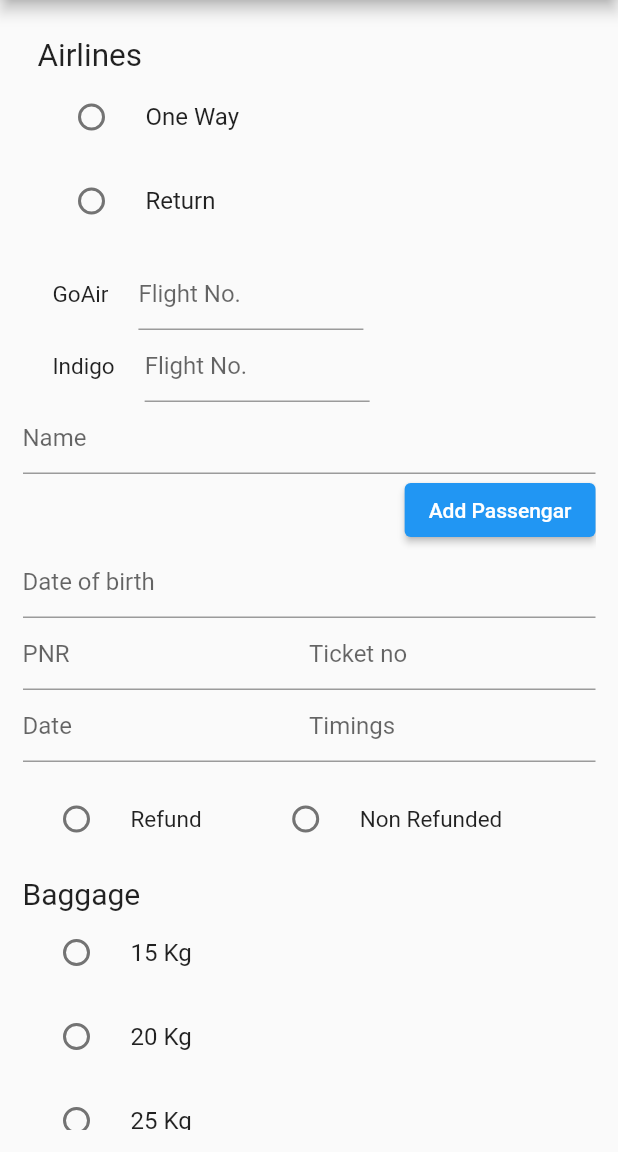
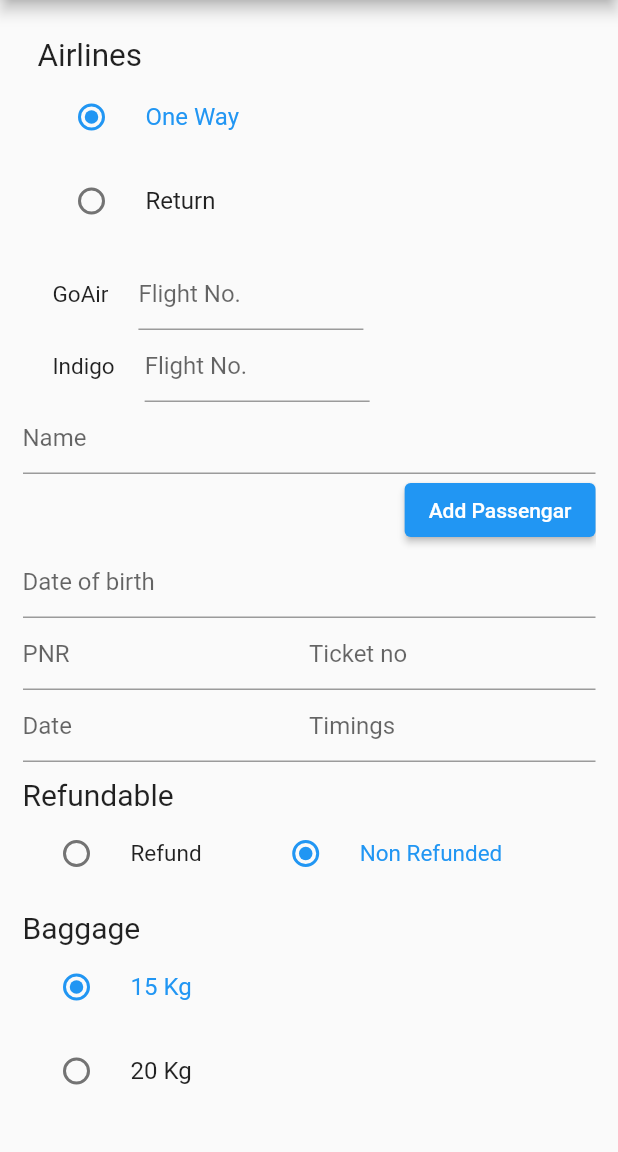
Before and after one commit to Drabu/e_ticket, a Flutter app: the screen it shows after launch, on a phone screen of 412 x 824 dp, the part 84-1236 px from its top. Run offline on Flutter 3.47's test engine with Material 2 defaults, Android fonts, the phone set to English and light mode, and no system bars.

Commit message:
feat: :sparkles: adde validator to first section

```diff
--- a/lib/main.dart
+++ b/lib/main.dart
@@ -56,7 +56,7 @@ class _MyHomePageState extends State<MyHomePage> {
           child: Column(
             children: [
               AirLines(
-                _airlineKey,
+                key: _airlineKey,
               ),
               AirLineType(
                 key: _airlineTypeKey,
@@ -81,6 +81,7 @@ class _MyHomePageState extends State<MyHomePage> {
                       onPressed: () {
                         print(_bookingDetailsKey.currentState!.validate.toString());
                         print(_ticketHolderKey.currentState!.validate.toString());
+                        print(_airlineTypeKey.currentState!.validate.toString());
                       },
                       child: Text('Submit'),
                     ),
--- a/lib/sections/airline_type.dart
+++ b/lib/sections/airline_type.dart
@@ -1,8 +1,14 @@
+import 'package:flutter/material.dart';
+
 import 'package:dope_ticket/commons/default_validator.dart';
-import 'package:flutter/material.dart';
 
 class AirLineType extends StatefulWidget {
   AirLineType({required GlobalKey key}) : super(key: key);
+
+  final _goAirController = TextEditingController();
+  final _indoGoController = TextEditingController();
+
+  final _formKey = GlobalKey<FormState>();
 
   @override
   AirLineTypeState createState() => AirLineTypeState();
@@ -11,7 +17,9 @@ class AirLineType extends StatefulWidget {
 class AirLineTypeState extends State<AirLineType> {
   @override
   Widget build(BuildContext context) {
-    return Column(
+    return Form(
+      key: widget._formKey,
+      child: Column(
         children: [
           Row(
             children: [
@@ -30,6 +38,7 @@ class AirLineTypeState extends State<AirLineType> {
               Container(
                 width: 150,
                 child: TextFormField(
+                  controller: widget._goAirController,
                   validator: defaultValidator,
                   decoration: InputDecoration(
                     hintText: 'Flight No.',
@@ -55,6 +64,7 @@ class AirLineTypeState extends State<AirLineType> {
               Container(
                 width: 150,
                 child: TextFormField(
+                  controller: widget._indoGoController,
                   validator: defaultValidator,
                   decoration: InputDecoration(
                     hintText: 'Flight No.',
@@ -64,6 +74,22 @@ class AirLineTypeState extends State<AirLineType> {
             ],
           ),
         ],
+      ),
     );
   }
+
+  AirLineTypeHolder? get validate => (widget._formKey.currentState?.validate() ?? false)
+      ? AirLineTypeHolder(
+          goAirFlightNumber: widget._goAirController.text,
+          indigoFlightNumber: widget._indoGoController.text)
+      : null;
 }
+
+class AirLineTypeHolder {
+  String goAirFlightNumber;
+  String indigoFlightNumber;
+  AirLineTypeHolder({
+    required this.goAirFlightNumber,
+    required this.indigoFlightNumber,
+  });
+}
--- a/lib/sections/airlines.dart
+++ b/lib/sections/airlines.dart
@@ -1,14 +1,14 @@
 import 'package:flutter/material.dart';
 
 class AirLines extends StatefulWidget {
-  const AirLines(GlobalKey key) : super(key: key);
+  const AirLines({required GlobalKey key}) : super(key: key);
 
   @override
   AirLinesState createState() => AirLinesState();
 }
 
 class AirLinesState extends State<AirLines> {
-  int _value = 0;
+  String _value = 'One Way';
 
   @override
   Widget build(BuildContext context) {
@@ -24,9 +24,10 @@ class AirLinesState extends State<AirLines> {
               fontSize: 21,
             ),
           ),
-          RadioListTile<int>(
+          RadioListTile<String>(
+            selected: true,
             title: const Text('One Way'),
-            value: 1,
+            value: 'One Way',
             groupValue: _value,
             onChanged: (val) {
               setState(() {
@@ -34,9 +35,9 @@ class AirLinesState extends State<AirLines> {
               });
             },
           ),
-          RadioListTile<int>(
+          RadioListTile<String>(
             title: const Text('Return'),
-            value: 2,
+            value: 'Return',
             groupValue: _value,
             onChanged: (val) {
               setState(() {
--- a/lib/sections/baggage.dart
+++ b/lib/sections/baggage.dart
@@ -8,7 +8,7 @@ class Baggage extends StatefulWidget {
 }
 
 class BaggageState extends State<Baggage> {
-  int _value = 0;
+  int _value = 15;
 
   @override
   Widget build(BuildContext context) {
@@ -25,8 +25,9 @@ class BaggageState extends State<Baggage> {
           ),
         ),
         RadioListTile<int>(
+          selected: true,
           title: const Text('15 Kg'),
-          value: 1,
+          value: 15,
           groupValue: _value,
           onChanged: (val) {
             setState(() {
@@ -36,7 +37,7 @@ class BaggageState extends State<Baggage> {
         ),
         RadioListTile<int>(
           title: const Text('20 Kg'),
-          value: 2,
+          value: 20,
           groupValue: _value,
           onChanged: (val) {
             setState(() {
@@ -46,7 +47,7 @@ class BaggageState extends State<Baggage> {
         ),
         RadioListTile<int>(
           title: const Text('25 Kg'),
-          value: 3,
+          value: 25,
           groupValue: _value,
           onChanged: (val) {
             setState(() {
@@ -56,7 +57,7 @@ class BaggageState extends State<Baggage> {
         ),
         RadioListTile<int>(
           title: const Text('30 Kg'),
-          value: 4,
+          value: 30,
           groupValue: _value,
           onChanged: (val) {
             setState(() {
--- a/lib/sections/refundable.dart
+++ b/lib/sections/refundable.dart
@@ -8,7 +8,7 @@ class Refundable extends StatefulWidget {
 }
 
 class RefundableState extends State<Refundable> {
-  int _value = 0;
+  String _value = 'Non Refunded';
 
   @override
   Widget build(BuildContext context) {
@@ -17,18 +17,29 @@ class RefundableState extends State<Refundable> {
         top: 10,
         bottom: 10,
       ),
-      child: Row(
+      child: Column(
+        children: [
+          Container(
+            alignment: Alignment.topLeft,
+            child: Text(
+              'Refundable',
+              style: TextStyle(
+                fontSize: 20,
+              ),
+            ),
+          ),
+          Row(
             children: <Widget>[
               Flexible(
                 flex: 2,
-            child: RadioListTile<int>(
+                child: RadioListTile<String>(
                   title: const Text(
                     'Refund',
                     style: TextStyle(
                       fontSize: 15,
                     ),
                   ),
-              value: 1,
+                  value: 'Refund',
                   groupValue: _value,
                   onChanged: (val) {
                     setState(() {
@@ -39,14 +50,15 @@ class RefundableState extends State<Refundable> {
               ),
               Flexible(
                 flex: 3,
-            child: RadioListTile<int>(
+                child: RadioListTile<String>(
+                  selected: true,
                   title: const Text(
                     'Non Refunded',
                     style: TextStyle(
                       fontSize: 15,
                     ),
                   ),
-              value: 2,
+                  value: 'Non Refunded',
                   groupValue: _value,
                   onChanged: (val) {
                     setState(() {
@@ -57,6 +69,8 @@ class RefundableState extends State<Refundable> {
               ),
             ],
           ),
+        ],
+      ),
     );
   }
 }
```
Lines whose indentation alone changed are shown as unchanged.
